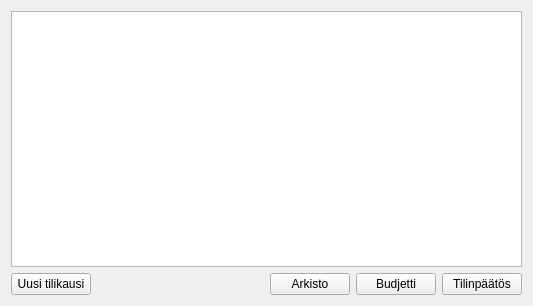
The window that kitupiikki/arkisto/arkisto.ui (artoh/kitupiikki) describes before a commit, drawn with Qt 5.
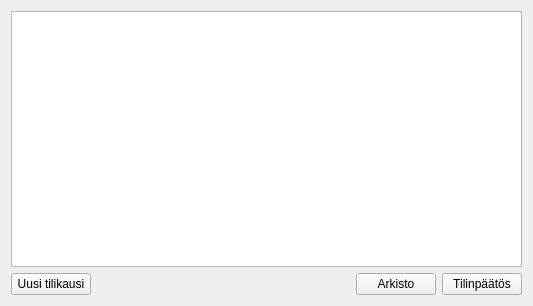
The same window after the commit. Icons and pictures are not drawn.

Patch:
```diff
--- a/kitupiikki/arkisto/arkisto.ui
+++ b/kitupiikki/arkisto/arkisto.ui
@@ -64,17 +64,6 @@
        </property>
       </widget>
      </item>
-     <item>
-      <widget class="QPushButton" name="budjettiNappi">
-       <property name="text">
-        <string>Budjetti</string>
-       </property>
-       <property name="icon">
-        <iconset resource="../pic/pic.qrc">
-         <normaloff>:/pic/rahaa.png</normaloff>:/pic/rahaa.png</iconset>
-       </property>
-      </widget>
-     </item>
      <item>
       <widget class="QPushButton" name="tilinpaatosNappi">
        <property name="text">
```
